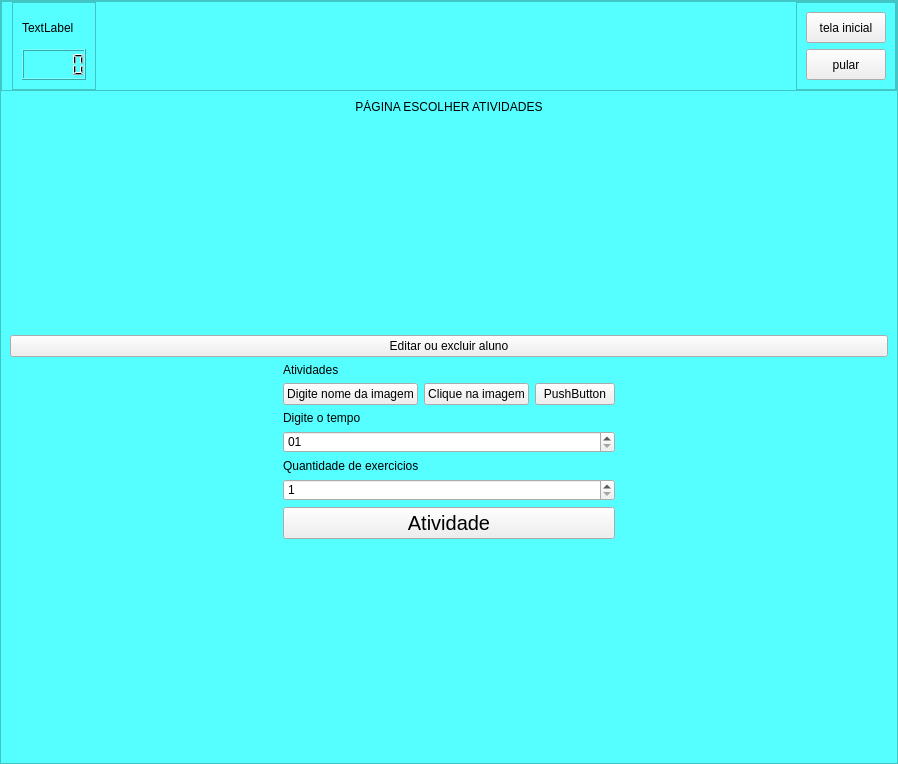
wesleyrodrigues/TCC, file App/Desenvolvimento/src/main/python/mainUi.ui: the form before one commit.
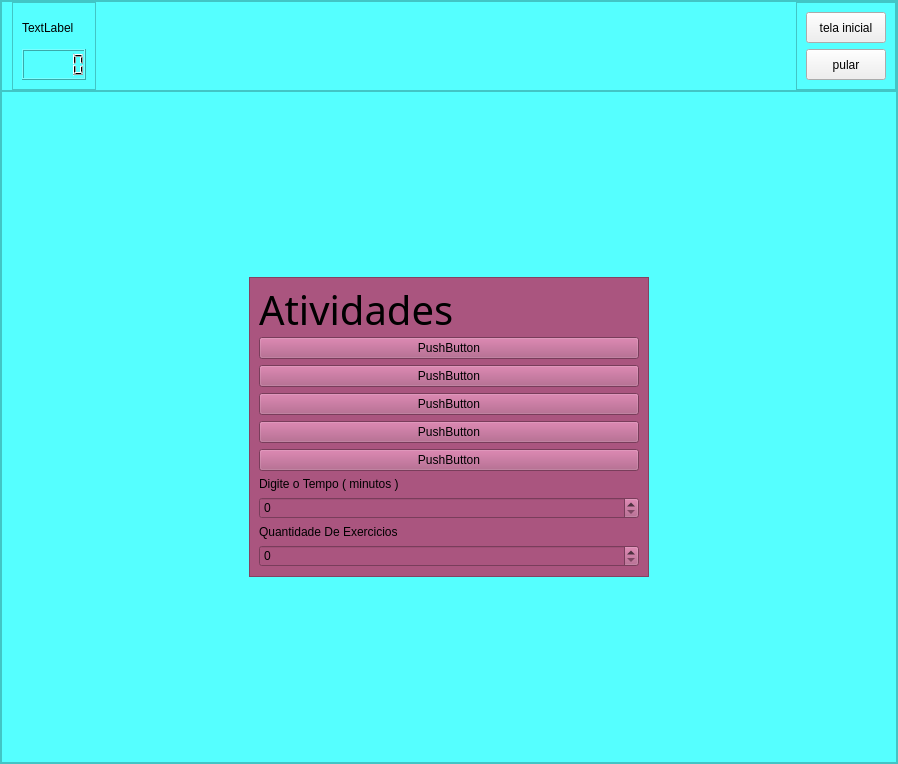
The form after the commit. The open tabs and pages were chosen to show the change. Icons and pictures are not drawn.

Commit message: Adicionando tela escolher atividade

Patch:
```diff
--- a/App/Desenvolvimento/src/main/python/mainUi.ui
+++ b/App/Desenvolvimento/src/main/python/mainUi.ui
@@ -1096,194 +1096,131 @@
           </layout>
          </widget>
          <widget class="QWidget" name="tela_escolher_atividades">
-          <layout class="QGridLayout" name="gridLayout_2">
-           <item row="9" column="0">
-            <layout class="QGridLayout" name="gridLayout">
-             <item row="0" column="0">
+          <layout class="QVBoxLayout" name="verticalLayout_3">
+           <property name="spacing">
+            <number>0</number>
+           </property>
+           <property name="leftMargin">
+            <number>0</number>
+           </property>
+           <property name="topMargin">
+            <number>0</number>
+           </property>
+           <property name="rightMargin">
+            <number>0</number>
+           </property>
+           <property name="bottomMargin">
+            <number>0</number>
+           </property>
+           <item>
+            <widget class="QFrame" name="frame_8">
+             <property name="frameShape">
+              <enum>QFrame::StyledPanel</enum>
+             </property>
+             <property name="frameShadow">
+              <enum>QFrame::Raised</enum>
+             </property>
+             <layout class="QHBoxLayout" name="horizontalLayout_3">
+              <item>
+               <widget class="QFrame" name="frame_9">
+                <property name="minimumSize">
+                 <size>
+                  <width>50</width>
+                  <height>70</height>
+                 </size>
+                </property>
+                <property name="maximumSize">
+                 <size>
+                  <width>400</width>
+                  <height>300</height>
+                 </size>
+                </property>
+                <property name="styleSheet">
+                 <string notr="true">background-color: rgb(170, 85, 127);</string>
+                </property>
+                <property name="frameShape">
+                 <enum>QFrame::StyledPanel</enum>
+                </property>
+                <property name="frameShadow">
+                 <enum>QFrame::Raised</enum>
+                </property>
               <layout class="QVBoxLayout" name="verticalLayout">
                <item>
                 <widget class="QLabel" name="label">
-                 <property name="text">
-                  <string>PÁGINA ESCOLHER ATIVIDADES</string>
-                 </property>
-                 <property name="alignment">
-                  <set>Qt::AlignCenter</set>
-                 </property>
-                </widget>
-               </item>
-               <item>
-                <spacer name="verticalSpacer">
-                 <property name="orientation">
-                  <enum>Qt::Vertical</enum>
-                 </property>
-                 <property name="sizeHint" stdset="0">
-                  <size>
-                   <width>20</width>
-                   <height>40</height>
-                  </size>
-                 </property>
-                </spacer>
-               </item>
-               <item>
-                <widget class="QPushButton" name="btn_tela_editar_aluno">
-                 <property name="text">
-                  <string>Editar ou excluir aluno</string>
-                 </property>
-                </widget>
-               </item>
-               <item>
-                <layout class="QHBoxLayout" name="horizontalLayout">
-                 <item>
-                  <spacer name="horizontalSpacer">
-                   <property name="orientation">
-                    <enum>Qt::Horizontal</enum>
-                   </property>
-                   <property name="sizeHint" stdset="0">
-                    <size>
-                     <width>40</width>
-                     <height>20</height>
-                    </size>
-                   </property>
-                  </spacer>
-                 </item>
-                 <item>
-                  <layout class="QVBoxLayout" name="verticalLayout_2">
-                   <item>
-                    <widget class="QLabel" name="label_5">
+                   <property name="font">
+                    <font>
+                     <family>Schoolwork</family>
+                     <pointsize>30</pointsize>
+                    </font>
+                   </property>
                      <property name="text">
                       <string>Atividades</string>
                      </property>
                     </widget>
                    </item>
                    <item>
-                    <layout class="QHBoxLayout" name="horizontalLayout_3">
-                     <property name="sizeConstraint">
-                      <enum>QLayout::SetDefaultConstraint</enum>
-                     </property>
-                     <property name="leftMargin">
-                      <number>0</number>
-                     </property>
-                     <property name="topMargin">
-                      <number>0</number>
-                     </property>
-                     <item>
-                      <widget class="QPushButton" name="btn_tela_atividade_digt_nome_imagem">
-                       <property name="text">
-                        <string>Digite nome da imagem</string>
-                       </property>
-                      </widget>
-                     </item>
-                     <item>
                       <widget class="QPushButton" name="btn_tela_atividade_clique_na_imagem">
+                   <property name="enabled">
+                    <bool>true</bool>
+                   </property>
                        <property name="text">
-                        <string>Clique na imagem</string>
+                    <string>PushButton</string>
                        </property>
                       </widget>
                      </item>
                      <item>
-                      <widget class="QPushButton" name="pushButton_3">
+                  <widget class="QPushButton" name="btn_tela_atividade_digt_nome_imagem">
                        <property name="text">
                         <string>PushButton</string>
                        </property>
                       </widget>
                      </item>
-                    </layout>
-                   </item>
                    <item>
-                    <widget class="QLabel" name="label_4">
+                  <widget class="QPushButton" name="btn_tela_atividade_aletra_falta">
                      <property name="text">
-                      <string>Digite o tempo</string>
+                    <string>PushButton</string>
                      </property>
                     </widget>
                    </item>
                    <item>
-                    <widget class="QTimeEdit" name="timeEdit">
-                     <property name="maximumTime">
-                      <time>
-                       <hour>0</hour>
-                       <minute>59</minute>
-                       <second>59</second>
-                      </time>
-                     </property>
-                     <property name="minimumTime">
-                      <time>
-                       <hour>0</hour>
-                       <minute>1</minute>
-                       <second>0</second>
-                      </time>
-                     </property>
-                     <property name="displayFormat">
-                      <string>mm</string>
+                  <widget class="QPushButton" name="pushButton_2">
+                   <property name="text">
+                    <string>PushButton</string>
+                   </property>
+                  </widget>
+                 </item>
+                 <item>
+                  <widget class="QPushButton" name="pushButton_5">
+                   <property name="text">
+                    <string>PushButton</string>
                      </property>
                     </widget>
                    </item>
                    <item>
                     <widget class="QLabel" name="label_6">
                      <property name="text">
-                      <string>Quantidade de exercicios</string>
+                    <string>Digite o Tempo ( minutos )</string>
                      </property>
                     </widget>
                    </item>
                    <item>
-                    <widget class="QSpinBox" name="spinBox_2">
-                     <property name="minimum">
-                      <number>1</number>
-                     </property>
-                    </widget>
+                  <widget class="QSpinBox" name="spinBox"/>
                    </item>
                    <item>
-                    <widget class="QPushButton" name="btnAtvidade">
-                     <property name="minimumSize">
-                      <size>
-                       <width>200</width>
-                       <height>30</height>
-                      </size>
-                     </property>
-                     <property name="font">
-                      <font>
-                       <pointsize>15</pointsize>
-                       <weight>50</weight>
-                       <bold>false</bold>
-                      </font>
-                     </property>
+                  <widget class="QLabel" name="label_5">
                      <property name="text">
-                      <string>Atividade</string>
+                    <string>Quantidade De Exercicios</string>
                      </property>
                     </widget>
                    </item>
-                  </layout>
-                 </item>
                  <item>
-                  <spacer name="horizontalSpacer_2">
-                   <property name="orientation">
-                    <enum>Qt::Horizontal</enum>
-                   </property>
-                   <property name="sizeHint" stdset="0">
-                    <size>
-                     <width>40</width>
-                     <height>20</height>
-                    </size>
-                   </property>
-                  </spacer>
+                  <widget class="QSpinBox" name="spinBox_2"/>
                  </item>
                 </layout>
-               </item>
-               <item>
-                <spacer name="verticalSpacer_2">
-                 <property name="orientation">
-                  <enum>Qt::Vertical</enum>
-                 </property>
-                 <property name="sizeHint" stdset="0">
-                  <size>
-                   <width>20</width>
-                   <height>40</height>
-                  </size>
-                 </property>
-                </spacer>
-               </item>
-              </layout>
-             </item>
-            </layout>
+               </widget>
+              </item>
+             </layout>
+            </widget>
            </item>
           </layout>
          </widget>
```
Left out of the diff: 57 changed lines with no effect on the pictures. Lines whose indentation alone changed are shown as unchanged.
